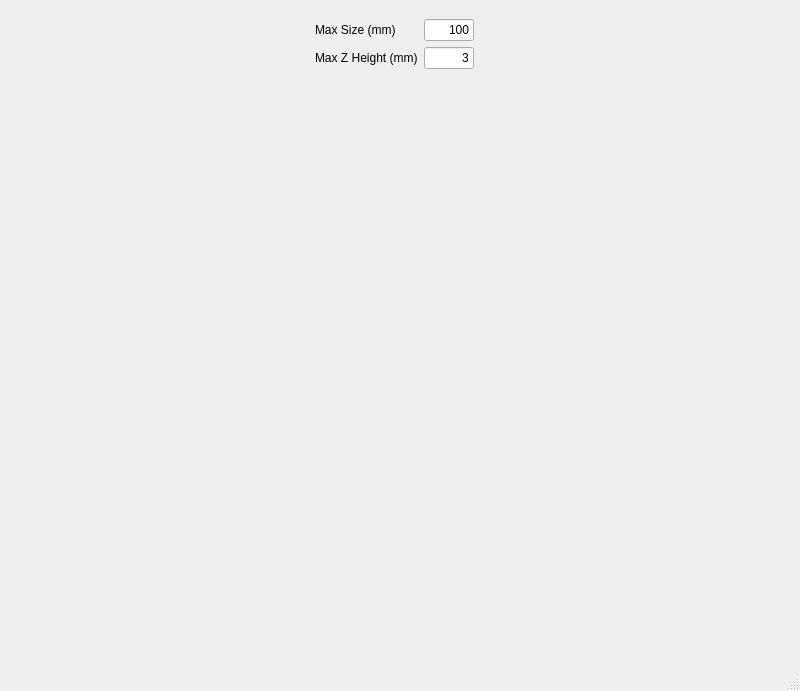
This is mainwindow.ui in gharley/Lithophane as Qt 5 draws it before an edit. The edited form follows.
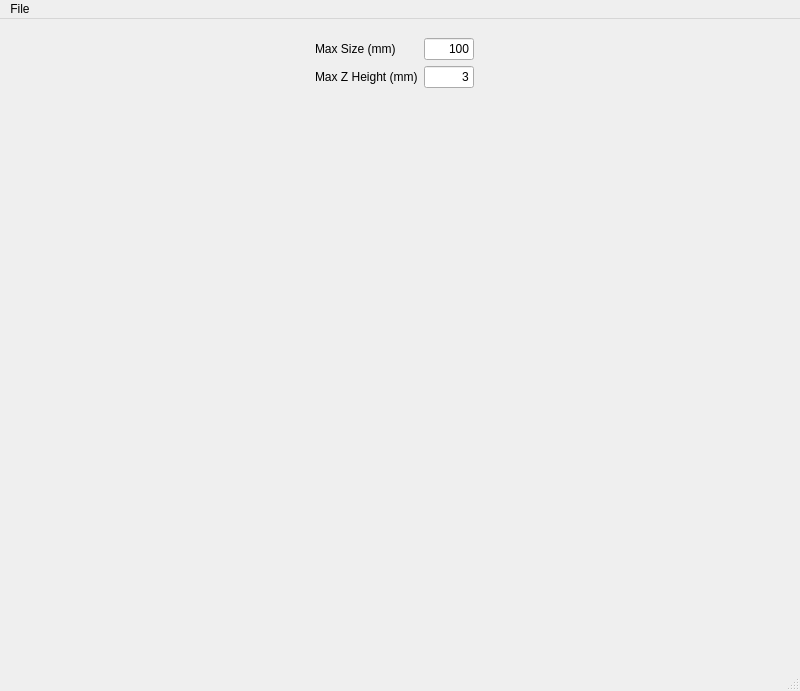
This is the edited form.

Commit message: added image colors to model

```diff
--- a/mainwindow.ui
+++ b/mainwindow.ui
@@ -152,6 +152,13 @@
      <height>21</height>
     </rect>
    </property>
+   <widget class="QMenu" name="menuFile">
+    <property name="title">
+     <string>File</string>
+    </property>
+    <addaction name="actionOpen"/>
+   </widget>
+   <addaction name="menuFile"/>
   </widget>
   <widget class="QStatusBar" name="statusbar"/>
  </widget>
```
Left out of the diff: 11 changed lines with no effect on the pictures. The commit also changes 1 other file.
